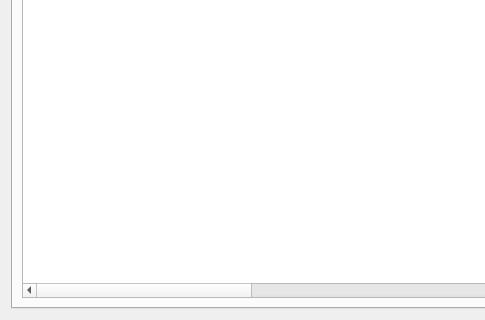
Above: CollectionMonitoringClassObject.ui from qwerttqq95/698SP_CL before the change; both pictures show x 0 to 485 and y 145 to 465 of the 647 by 465 pixel window. Below: the same form after it.
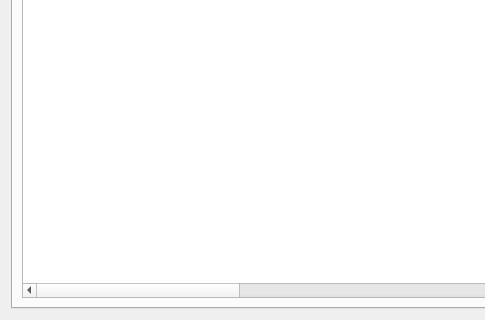
That is the form after the change.

Diff of the .ui file:
```diff
--- a/CollectionMonitoringClassObject.ui
+++ b/CollectionMonitoringClassObject.ui
@@ -159,6 +159,11 @@
              <string>运行时段</string>
             </property>
            </column>
+           <column>
+            <property name="text">
+             <string>存储深度</string>
+            </property>
+           </column>
           </widget>
          </item>
         </layout>
```
